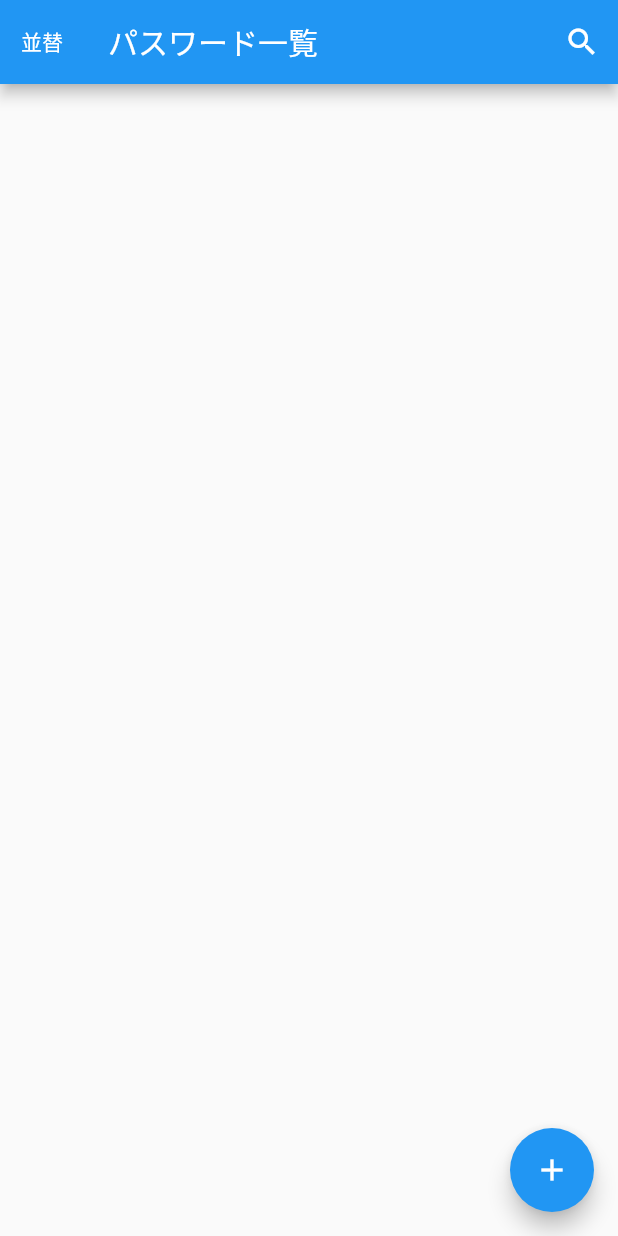
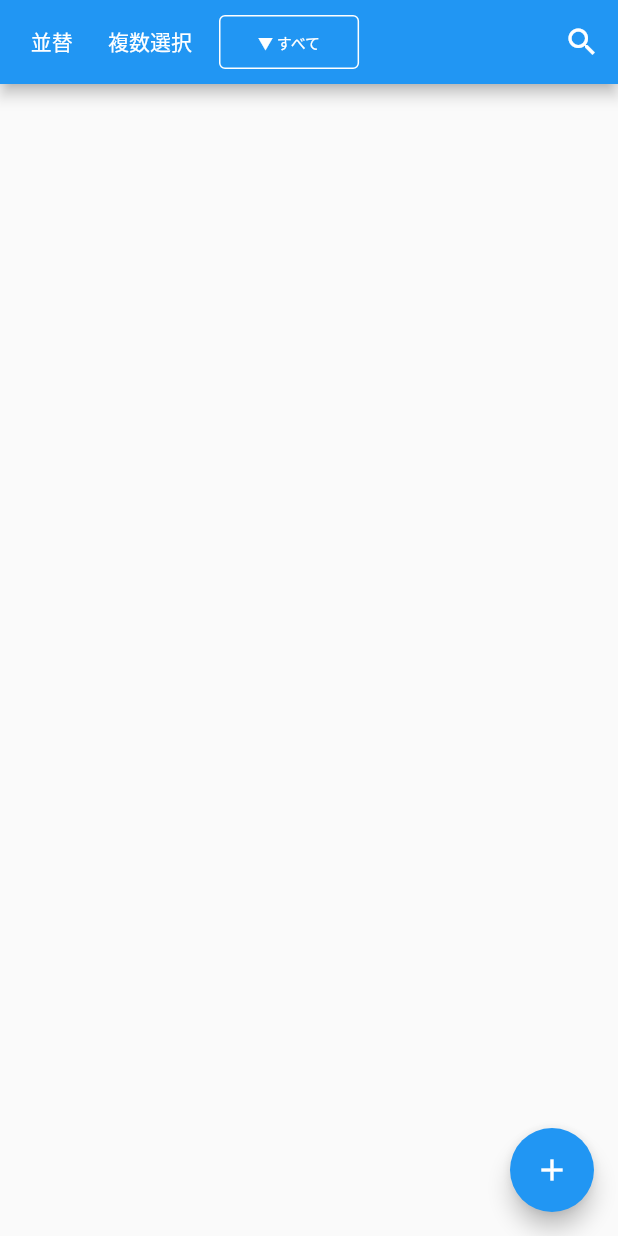
Before and after one commit to ten-revengineer/PasswordManagerApp, a Flutter app: the screen it shows after launch, on a phone screen of 412 x 824 dp. Run offline on Flutter 3.47's test engine with Material 2 defaults, Android fonts, the phone set to English and light mode, and no system bars.

Commit message:
feat:add Button 複数選択 and すべて in Appbar

```diff
--- a/lib/account_list.dart
+++ b/lib/account_list.dart
@@ -20,14 +20,45 @@ class _AccountListState extends State<AccountList> {
   Widget build(BuildContext context) {
     return Scaffold(
       appBar: AppBar(
-        title: const Text('パスワード一覧'),
-        leading: TextButton(
-          style: TextButton.styleFrom(
-            foregroundColor: const Color(0xFFFFFFFF),
-          ),
-          child: const Text('並替'),
-          onPressed: () {},
-        ),
+        leadingWidth: 400,
+        leading:Row(
+          children: <Widget>[
+              TextButton(
+                style: TextButton.styleFrom(
+                  foregroundColor: const Color(0xFFFFFFFF),
+                  padding: EdgeInsets.zero,
+                ),
+                child: const Padding(
+                  padding: EdgeInsets.only(left: 5, right: 0),
+                  child: Text('並替'),
+                ),
+                onPressed: () {},
+              ),
+              TextButton(
+                style: TextButton.styleFrom(
+                  foregroundColor: const Color(0xFFFFFFFF),
+                ),
+                child: const Padding(
+                  padding: EdgeInsets.only(left: 0, right: 10),
+                  child: Text('複数選択'),
+                ),
+                onPressed: () {},
+              ),
+              OutlinedButton(
+                style: TextButton.styleFrom(
+                  foregroundColor: const Color(0xFFFFFFFF),
+                  side: BorderSide(color: Colors.white, width: 1.0),
+                ),
+                child: const Text(
+                  '　▼ すべて　',
+                  style: TextStyle(
+                    fontSize: 10.0,
+                  ),
+                ),
+                onPressed: () {},
+            )
+          ],
+        ) ,
         actions: <Widget>[
           IconButton(
             icon: const Icon(Icons.search),
```
